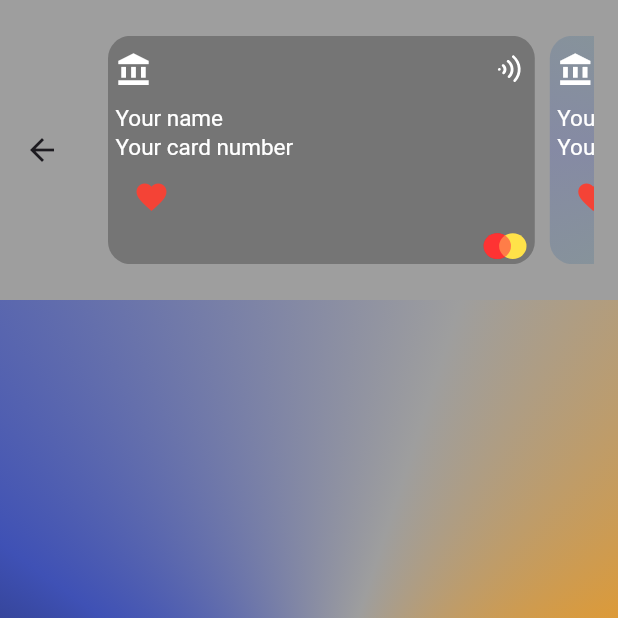
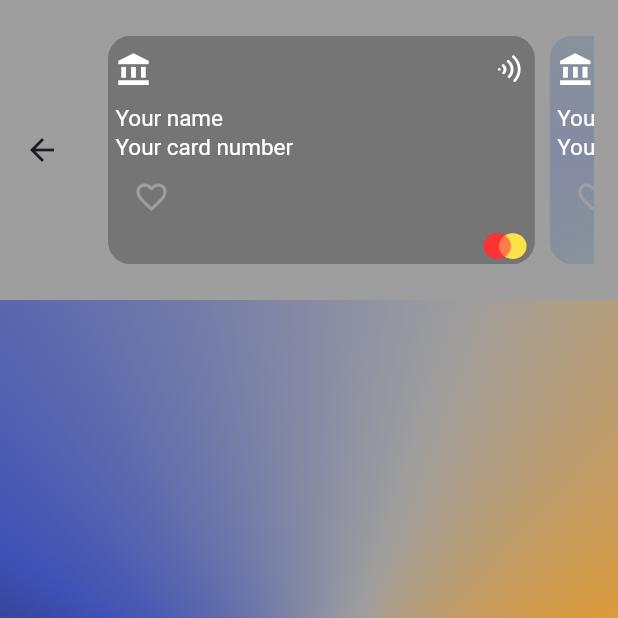
Before and after one commit to MuhammadsharifDev/banking-app, a Flutter app: the CardsPage screen opened by its route, on a phone screen of 412 x 824 dp, the top half of it. Run offline on Flutter 3.47's test engine with Material 2 defaults, Android fonts, the phone set to English and light mode, and no system bars; drawn by our look-alikes of keyboard_dismisser; our stand-ins replace bloc, cloud_firestore, curved_navigation_bar, equatable, file_picker, firebase_auth and 6 more; accounts and stored records are empty; Roboto replaces fonts that are missing (Aclonica).

Commit message:
add limited of textformfiled

```diff
--- a/lib/presintation/main/cards/widget/title_listview_widget.dart
+++ b/lib/presintation/main/cards/widget/title_listview_widget.dart
@@ -63,9 +63,9 @@ class TitleListViewWidget extends StatelessWidget {
                             },
                             icon: Icon(
                               state.isLike
-                                  ? Icons.favorite_border_sharp
-                                  : Icons.favorite,
-                              color: state.isLike ? Colors.grey : Colors.red,
+                                  ? Icons.favorite
+                                  : Icons.favorite_border_sharp,
+                              color: state.isLike ? Colors.red : Colors.grey,
                             ),
                           );
                         },
@@ -142,9 +142,9 @@ class TitleListViewWidget extends StatelessWidget {
                               },
                               icon: Icon(
                                 state.isLike
-                                    ? Icons.favorite_border_sharp
-                                    : Icons.favorite,
-                                color: state.isLike ? Colors.grey : Colors.red,
+                                    ? Icons.favorite
+                                    : Icons.favorite_border_sharp,
+                                color: state.isLike ? Colors.red : Colors.grey,
                               ),
                           );
                         },
--- a/lib/presintation/main/home/add_cards/add_cards.dart
+++ b/lib/presintation/main/home/add_cards/add_cards.dart
@@ -107,6 +107,7 @@ class _AddCardPageState extends State<AddCardPage> {
                     "Invalid Value";
                   }
                 },
+              maxLength: 16,
                 decoration: InputDecorationModel.items(
                   hintext: '0000 0000 0000 0000',
                   suffixIcon: IconButton(
@@ -120,6 +121,7 @@ class _AddCardPageState extends State<AddCardPage> {
                 height: 80,width: 150,
                child:   TextFormField(
                  controller: validityController,
+                 maxLength: 4,
                  keyboardType: TextInputType.phone,
                  validator: (value) {
                    if (value!.isNotEmpty) {
```
